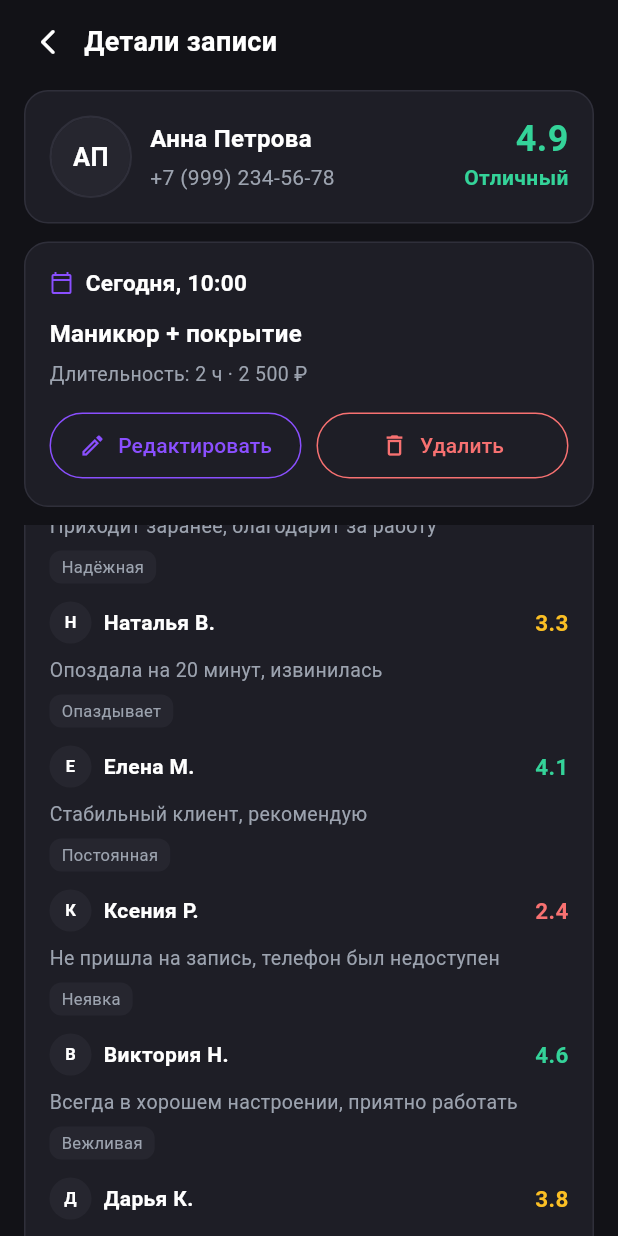
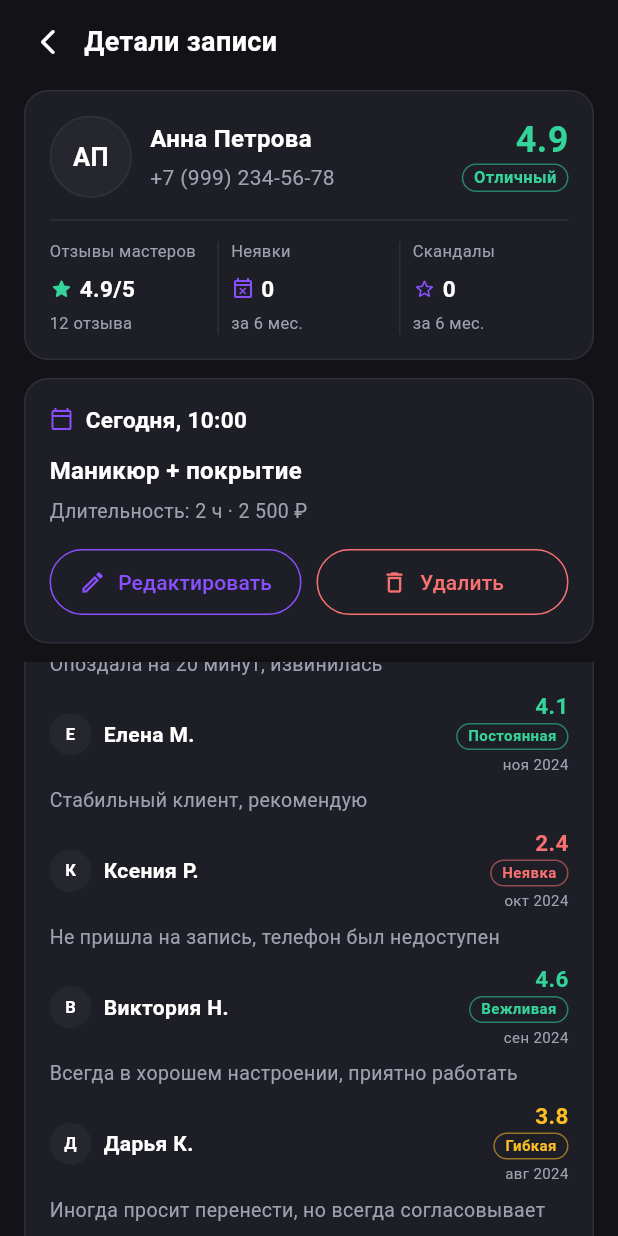
Before and after one commit to Createrra-dev/beautytrust, a Flutter app: the AppointmentDetailScreen widget shown alone on an empty page, opened directly with sample values from the repository, scrolled down 576 dp, on a phone screen of 412 x 824 dp. Run offline on Flutter 3.47's test engine with Material 3 defaults, Android fonts, the phone set to English and light mode, and no system bars; our stand-ins replace webview_flutter.

Commit message:
Перенести статистику в карточку клиента и обновить отзывы.
- Блок «Отзывы мастеров / Неявки / Скандалы» перенесён в первую карточку
- В отзывах: числовой рейтинг + текстовая плашка, как на главной
- Дата оценки отображается только месяц и год (например, «июн 2025»)
- Убрана отдельная плашка тега под текстом отзыва

Co-authored-by: Cursor <cursoragent@cursor.com>

```diff
--- a/lib/data/demo_master_reviews.dart
+++ b/lib/data/demo_master_reviews.dart
@@ -3,171 +3,198 @@ import '../models/client_profile.dart';
 class DemoMasterReviews {
 	DemoMasterReviews._();
 
-	static const List<MasterReview> ekaterina = [
+	static final List<MasterReview> ekaterina = [
 		MasterReview(
 			masterName: 'Анна П.',
 			rating: 4.8,
 			text: 'Клиентка пришла вовремя, всё отлично',
 			tag: 'Пунктуальная',
+			ratedAt: DateTime(2025, 6, 12),
 		),
 		MasterReview(
 			masterName: 'Мария К.',
 			rating: 3.2,
 			text: 'Перенесла запись 2 раза, без предупреждения, молчала накануне',
 			tag: 'Молчаливая',
+			ratedAt: DateTime(2025, 5, 8),
 		),
 		MasterReview(
 			masterName: 'Ольга С.',
 			rating: 4.5,
 			text: 'Всегда вежливая, оставляет хорошие чаевые',
 			tag: 'Вежливая',
+			ratedAt: DateTime(2025, 4, 21),
 		),
 		MasterReview(
 			masterName: 'Ирина Л.',
 			rating: 4.1,
 			text: 'Приходит заранее, благодарит за работу',
 			tag: 'Пунктуальная',
+			ratedAt: DateTime(2025, 3, 15),
 		),
 		MasterReview(
 			masterName: 'Светлана Д.',
 			rating: 3.6,
 			text: 'Иногда опаздывает на 10–15 минут, но предупреждает',
 			tag: 'Опаздывает',
+			ratedAt: DateTime(2025, 2, 9),
 		),
 		MasterReview(
 			masterName: 'Наталья В.',
 			rating: 4.9,
 			text: 'Один из лучших клиентов, рекомендую',
 			tag: 'Надёжная',
+			ratedAt: DateTime(2025, 1, 28),
 		),
 		MasterReview(
 			masterName: 'Елена М.',
 			rating: 2.8,
 			text: 'Отменила запись в последний момент без объяснений',
 			tag: 'Отмена',
+			ratedAt: DateTime(2024, 12, 6),
 		),
 		MasterReview(
 			masterName: 'Ксения Р.',
 			rating: 3.9,
 			text: 'Общительная, приятно работать',
 			tag: 'Общительная',
+			ratedAt: DateTime(2024, 11, 19),
 		),
 		MasterReview(
 			masterName: 'Виктория Н.',
 			rating: 4.3,
 			text: 'Стабильно приходит на все записи',
 			tag: 'Надёжная',
+			ratedAt: DateTime(2024, 10, 3),
 		),
 		MasterReview(
 			masterName: 'Дарья К.',
 			rating: 2.1,
 			text: 'Не ответила на напоминание за день до визита',
 			tag: 'Молчаливая',
+			ratedAt: DateTime(2024, 9, 14),
 		),
 		MasterReview(
 			masterName: 'Юлия Ф.',
 			rating: 4.7,
 			text: 'Приятная в общении, всегда довольна результатом',
 			tag: 'Вежливая',
+			ratedAt: DateTime(2024, 8, 22),
 		),
 		MasterReview(
 			masterName: 'Алина Т.',
 			rating: 3.4,
 			text: 'Просила скидку без предоплаты, в итоге пришла',
 			tag: 'Торгуется',
+			ratedAt: DateTime(2024, 7, 7),
 		),
 		MasterReview(
 			masterName: 'Полина Г.',
 			rating: 4.0,
 			text: 'Нормальный клиент, без нареканий',
 			tag: 'Спокойная',
+			ratedAt: DateTime(2024, 6, 18),
 		),
 		MasterReview(
 			masterName: 'Татьяна Б.',
 			rating: 1.9,
 			text: 'Опоздала на 35 минут, не извинилась',
 			tag: 'Конфликтная',
+			ratedAt: DateTime(2024, 5, 2),
 		),
 		MasterReview(
 			masterName: 'Людмила Ш.',
 			rating: 4.6,
 			text: 'Записывается регулярно, всегда пунктуальна',
 			tag: 'Постоянная',
+			ratedAt: DateTime(2024, 4, 11),
 		),
 	];
 
-	static const List<MasterReview> defaultSet = [
+	static final List<MasterReview> defaultSet = [
 		MasterReview(
 			masterName: 'Анна П.',
 			rating: 4.5,
 			text: 'Клиентка пришла вовремя, всё отлично',
 			tag: 'Пунктуальная',
+			ratedAt: DateTime(2025, 5, 10),
 		),
 		MasterReview(
 			masterName: 'Мария К.',
 			rating: 3.7,
 			text: 'Перенесла запись один раз, предупредила заранее',
 			tag: 'Вежливая',
+			ratedAt: DateTime(2025, 4, 3),
 		),
 		MasterReview(
 			masterName: 'Ольга С.',
 			rating: 4.2,
 			text: 'Приятная в общении, оставила отзыв',
 			tag: 'Общительная',
+			ratedAt: DateTime(2025, 3, 27),
 		),
 		MasterReview(
 			masterName: 'Ирина Л.',
 			rating: 2.9,
 			text: 'Долго не отвечала на сообщения перед визитом',
 			tag: 'Молчаливая',
+			ratedAt: DateTime(2025, 2, 14),
 		),
 		MasterReview(
 			masterName: 'Светлана Д.',
 			rating: 4.8,
 			text: 'Приходит заранее, благодарит за работу',
 			tag: 'Надёжная',
+			ratedAt: DateTime(2025, 1, 6),
 		),
 		MasterReview(
 			masterName: 'Наталья В.',
 			rating: 3.3,
 			text: 'Опоздала на 20 минут, извинилась',
 			tag: 'Опаздывает',
+			ratedAt: DateTime(2024, 12, 20),
 		),
 		MasterReview(
 			masterName: 'Елена М.',
 			rating: 4.1,
 			text: 'Стабильный клиент, рекомендую',
 			tag: 'Постоянная',
+			ratedAt: DateTime(2024, 11, 8),
 		),
 		MasterReview(
 			masterName: 'Ксения Р.',
 			rating: 2.4,
 			text: 'Не пришла на запись, телефон был недоступен',
 			tag: 'Неявка',
+			ratedAt: DateTime(2024, 10, 1),
 		),
 		MasterReview(
 			masterName: 'Виктория Н.',
 			rating: 4.6,
 			text: 'Всегда в хорошем настроении, приятно работать',
 			tag: 'Вежливая',
+			ratedAt: DateTime(2024, 9, 17),
 		),
 		MasterReview(
 			masterName: 'Дарья К.',
 			rating: 3.8,
 			text: 'Иногда просит перенести, но всегда согласовывает',
 			tag: 'Гибкая',
+			ratedAt: DateTime(2024, 8, 5),
 		),
 		MasterReview(
 			masterName: 'Юлия Ф.',
 			rating: 1.7,
 			text: 'Был конфликт из-за цены, клиентка ушла недовольная',
 			tag: 'Конфликтная',
+			ratedAt: DateTime(2024, 7, 23),
 		),
 		MasterReview(
 			masterName: 'Алина Т.',
 			rating: 4.4,
 			text: 'Пунктуальная, аккуратная, приятная',
 			tag: 'Пунктуальная',
+			ratedAt: DateTime(2024, 6, 9),
 		),
 	];
 }
--- a/lib/models/appointment_record.dart
+++ b/lib/models/appointment_record.dart
@@ -85,6 +85,41 @@ String formatAppointmentRating(double rating) {
 	return clampedRating.toStringAsFixed(1);
 }
 
+String appointmentRatingLabel(double rating) {
+	if (rating >= 4.5) {
+		return 'Отличный';
+	}
+
+	if (rating >= 4) {
+		return 'Хороший';
+	}
+
+	if (rating >= 3) {
+		return 'Средний';
+	}
+
+	return 'Ненадёжный';
+}
+
+String formatReviewMonthYear(DateTime date) {
+	const monthLabels = [
+		'янв',
+		'фев',
+		'мар',
+		'апр',
+		'май',
+		'июн',
+		'июл',
+		'авг',
+		'сен',
+		'окт',
+		'ноя',
+		'дек',
+	];
+
+	return '${monthLabels[date.month - 1]} ${date.year}';
+}
+
 String formatServicePrice(int price) {
 	final text = price.toString();
 	final buffer = StringBuffer();
--- a/lib/models/client_profile.dart
+++ b/lib/models/client_profile.dart
@@ -4,12 +4,14 @@ class MasterReview {
 		required this.rating,
 		required this.text,
 		required this.tag,
+		this.ratedAt,
 	});
 
 	final String masterName;
 	final double rating;
 	final String text;
 	final String tag;
+	final DateTime? ratedAt;
 }
 
 class ClientProfile {
--- a/lib/screens/appointments/appointment_detail_screen.dart
+++ b/lib/screens/appointments/appointment_detail_screen.dart
@@ -57,10 +57,6 @@ class AppointmentDetailScreen extends StatelessWidget {
 								child: Column(
 									crossAxisAlignment: CrossAxisAlignment.stretch,
 									children: [
-										_StatsRow(profile: profile, ratingColor: ratingColor),
-										const SizedBox(height: 16),
-										const Divider(color: AppColors.border, height: 1),
-										const SizedBox(height: 16),
 										_ReviewsSection(reviews: profile.reviews),
 										const SizedBox(height: 16),
 										_ReliabilityBanner(
@@ -139,7 +135,10 @@ class _ClientDataCard extends StatelessWidget {
 				borderRadius: BorderRadius.circular(16),
 				border: Border.all(color: AppColors.border),
 			),
-			child: Row(
+			child: Column(
+				crossAxisAlignment: CrossAxisAlignment.stretch,
+				children: [
+					Row(
 						crossAxisAlignment: CrossAxisAlignment.center,
 						children: [
 							Container(
@@ -191,30 +190,18 @@ class _ClientDataCard extends StatelessWidget {
 								),
 							),
 							const SizedBox(width: 8),
-					Column(
-						crossAxisAlignment: CrossAxisAlignment.end,
-						mainAxisSize: MainAxisSize.min,
-						children: [
-							Text(
-								formatAppointmentRating(profile.reviewsAverage),
-								style: TextStyle(
-									color: ratingColor,
-									fontSize: 24,
-									fontWeight: FontWeight.w700,
-									height: 1,
-								),
-							),
-							const SizedBox(height: 4),
-							Text(
-								profile.ratingLabel,
-								style: TextStyle(
-									color: ratingColor,
-									fontSize: 14,
-									fontWeight: FontWeight.w600,
-								),
+							_RatingWithBadge(
+								rating: profile.reviewsAverage,
+								label: profile.ratingLabel,
+								ratingFontSize: 24,
+								labelFontSize: 11,
 							),
 						],
 					),
+					const SizedBox(height: 14),
+					const Divider(color: AppColors.border, height: 1),
+					const SizedBox(height: 14),
+					_StatsRow(profile: profile, ratingColor: ratingColor),
 				],
 			),
 		);
@@ -531,7 +518,7 @@ class _ReviewItem extends StatelessWidget {
 								),
 							),
 						),
-						_NumericReviewRating(rating: review.rating),
+						_ReviewRatingMeta(review: review),
 					],
 				),
 				const SizedBox(height: 8),
@@ -543,41 +530,112 @@ class _ReviewItem extends StatelessWidget {
 						height: 1.4,
 					),
 				),
-				const SizedBox(height: 8),
-				Container(
-					padding: const EdgeInsets.symmetric(horizontal: 8, vertical: 3),
-					decoration: BoxDecoration(
-						color: AppColors.surfaceElevated,
-						borderRadius: BorderRadius.circular(8),
+			],
+		);
+	}
+}
+
+class _ReviewRatingMeta extends StatelessWidget {
+	const _ReviewRatingMeta({required this.review});
+
+	final MasterReview review;
+
+	@override
+	Widget build(BuildContext context) {
+		return Column(
+			crossAxisAlignment: CrossAxisAlignment.end,
+			mainAxisSize: MainAxisSize.min,
+			children: [
+				_RatingWithBadge(
+					rating: review.rating,
+					label: review.tag,
+					ratingFontSize: 15,
+					labelFontSize: 10,
 				),
-					child: Text(
-						review.tag,
+				if (review.ratedAt != null) ...[
+					const SizedBox(height: 4),
+					Text(
+						formatReviewMonthYear(review.ratedAt!),
 						style: const TextStyle(
 							color: AppColors.textMuted,
-							fontSize: 11,
+							fontSize: 10,
+							height: 1.2,
 						),
 					),
+				],
+			],
+		);
+	}
+}
+
+class _RatingWithBadge extends StatelessWidget {
+	const _RatingWithBadge({
+		required this.rating,
+		required this.label,
+		required this.ratingFontSize,
+		required this.labelFontSize,
+	});
+
+	final double rating;
+	final String label;
+	final double ratingFontSize;
+	final double labelFontSize;
+
+	@override
+	Widget build(BuildContext context) {
+		final color = appointmentRatingColor(rating);
+
+		return Column(
+			crossAxisAlignment: CrossAxisAlignment.end,
+			mainAxisSize: MainAxisSize.min,
+			children: [
+				Text(
+					formatAppointmentRating(rating),
+					style: TextStyle(
+						color: color,
+						fontSize: ratingFontSize,
+						fontWeight: FontWeight.w700,
+						height: 1,
+					),
+				),
+				const SizedBox(height: 4),
+				_TextBadge(
+					label: label,
+					color: color,
+					fontSize: labelFontSize,
 				),
 			],
 		);
 	}
 }
 
-class _NumericReviewRating extends StatelessWidget {
-	const _NumericReviewRating({required this.rating});
+class _TextBadge extends StatelessWidget {
+	const _TextBadge({
+		required this.label,
+		required this.color,
+		required this.fontSize,
+	});
 
-	final double rating;
+	final String label;
+	final Color color;
+	final double fontSize;
 
 	@override
 	Widget build(BuildContext context) {
-		final color = appointmentRatingColor(rating);
-
-		return Text(
-			formatAppointmentRating(rating),
+		return Container(
+			padding: const EdgeInsets.symmetric(horizontal: 7, vertical: 2),
+			decoration: BoxDecoration(
+				borderRadius: BorderRadius.circular(10),
+				border: Border.all(color: color.withValues(alpha: 0.55)),
+			),
+			child: Text(
+				label,
 				style: TextStyle(
 					color: color,
-				fontSize: 15,
-				fontWeight: FontWeight.w700,
+					fontSize: fontSize,
+					fontWeight: FontWeight.w600,
+					height: 1.2,
+				),
 			),
 		);
 	}
```
Lines whose indentation alone changed are shown as unchanged.
